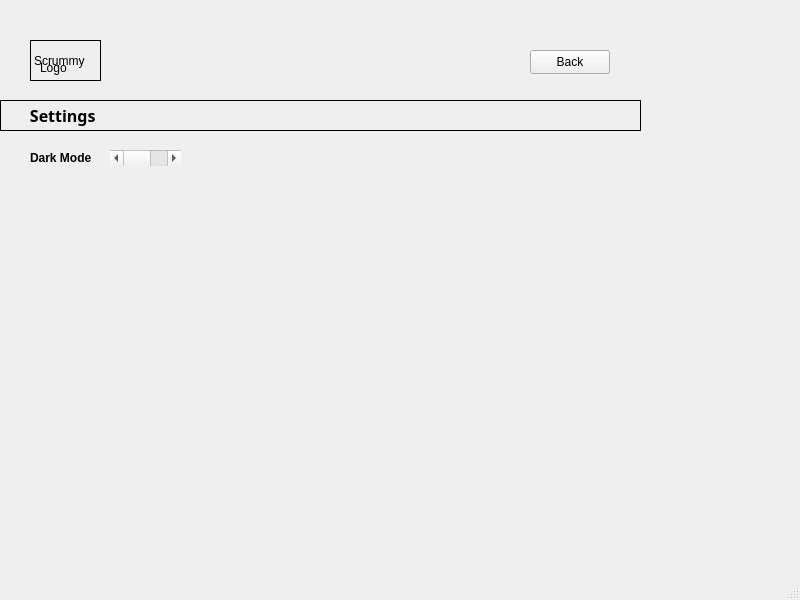
This is code/Staging_Environment/SP23/code/SP23/settings.ui in muazzamaqeel/Software-Project-CTS-5 as Qt 5 draws it before an edit. The edited form follows.
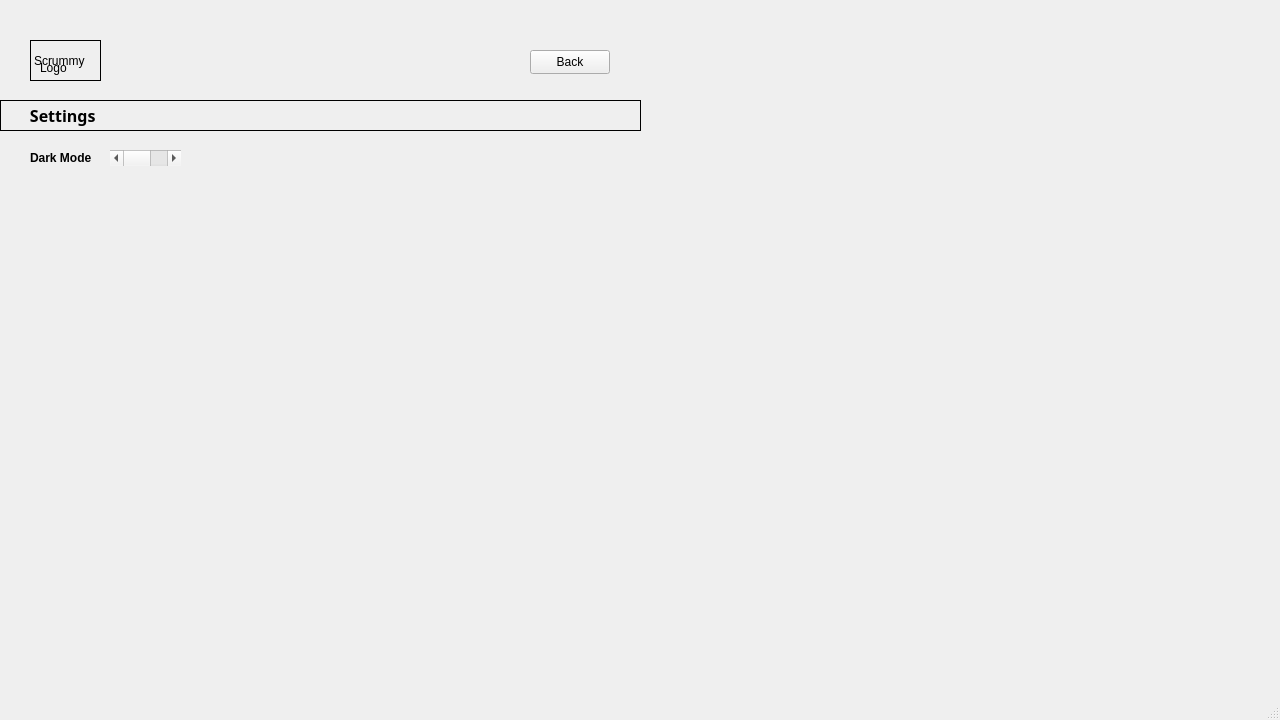
This is the edited form.

What changed in the file:
```diff
--- a/code/Staging_Environment/SP23/code/SP23/settings.ui
+++ b/code/Staging_Environment/SP23/code/SP23/settings.ui
@@ -6,10 +6,22 @@
    <rect>
     <x>0</x>
     <y>0</y>
-    <width>800</width>
-    <height>600</height>
+    <width>1280</width>
+    <height>720</height>
    </rect>
   </property>
+  <property name="minimumSize">
+   <size>
+    <width>1280</width>
+    <height>720</height>
+   </size>
+  </property>
+  <property name="maximumSize">
+   <size>
+    <width>1280</width>
+    <height>720</height>
+   </size>
+  </property>
   <property name="windowTitle">
    <string>MainWindow</string>
   </property>
```
Left out of the diff: 2 changed lines with no effect on the pictures.
